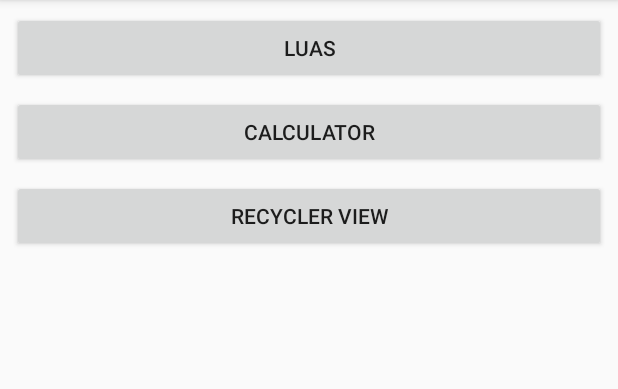
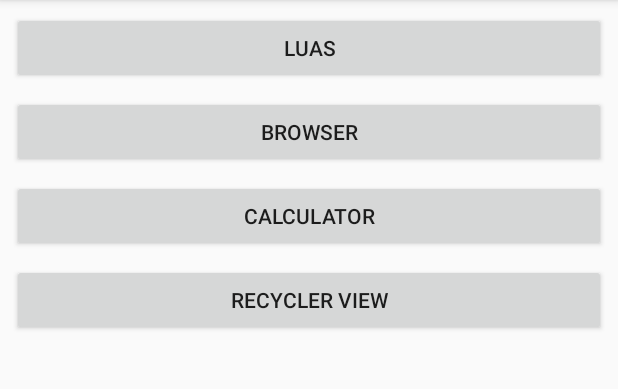
Before and after one commit to polinema-mobile/code-praktikum-04, an Android app: the screen it shows after launch (MainActivity), on a phone screen of 412 x 824 dp, the part 84-473 px from its top. Run offline under Robolectric (Android 15) with nearby library versions, the phone set to English and light mode, and no system bars.

Commit message:
browser intent

```diff
--- a/app/src/main/AndroidManifest.xml
+++ b/app/src/main/AndroidManifest.xml
@@ -16,7 +16,8 @@
                 <category android:name="android.intent.category.LAUNCHER" />
             </intent-filter>
         </activity>
-        <activity android:name=".LuasActivity"></activity>
+        <activity android:name=".LuasActivity" />
+        <activity android:name=".BrowserActivity"></activity>
     </application>
 
 </manifest>
--- a/app/src/main/java/com/recyclerview/putraprima/myapplication/MainActivity.java
+++ b/app/src/main/java/com/recyclerview/putraprima/myapplication/MainActivity.java
@@ -7,7 +7,7 @@ import android.view.View;
 import android.widget.Button;
 
 public class MainActivity extends AppCompatActivity {
-    private Button btnLuas,btnCalculator,btnRecycler;
+    private Button btnLuas,btnCalculator,btnRecycler,btnBrowser;
 
     @Override
     protected void onCreate(Bundle savedInstanceState) {
@@ -17,6 +17,7 @@ public class MainActivity extends AppCompatActivity {
         btnLuas = findViewById(R.id.btnLuas);
         btnCalculator = findViewById(R.id.btnCalculator);
         btnRecycler = findViewById(R.id.btnRecycler);
+        btnBrowser = findViewById(R.id.btnBrowser);
 
         btnLuas.setOnClickListener(new View.OnClickListener() {
             @Override
@@ -26,6 +27,13 @@ public class MainActivity extends AppCompatActivity {
             }
         });
 
+        btnBrowser.setOnClickListener(new View.OnClickListener() {
+            @Override
+            public void onClick(View v) {
+                Intent i = new Intent(getApplicationContext(),BrowserActivity.class);
+                startActivity(i);
+            }
+        });
 
     }
 }
--- a/app/src/main/res/layout/activity_main.xml
+++ b/app/src/main/res/layout/activity_main.xml
@@ -31,8 +31,9 @@
         android:layout_marginRight="8dp"
         android:text="Calculator"
         app:layout_constraintEnd_toEndOf="parent"
+        app:layout_constraintHorizontal_bias="0.0"
         app:layout_constraintStart_toStartOf="parent"
-        app:layout_constraintTop_toBottomOf="@+id/btnLuas" />
+        app:layout_constraintTop_toBottomOf="@+id/btnBrowser" />
 
     <Button
         android:id="@+id/btnRecycler"
@@ -45,6 +46,22 @@
         android:layout_marginRight="8dp"
         android:text="Recycler View"
         app:layout_constraintEnd_toEndOf="parent"
+        app:layout_constraintHorizontal_bias="0.0"
         app:layout_constraintStart_toStartOf="parent"
         app:layout_constraintTop_toBottomOf="@+id/btnCalculator" />
+
+    <Button
+        android:id="@+id/btnBrowser"
+        android:layout_width="0dp"
+        android:layout_height="wrap_content"
+        android:layout_marginStart="8dp"
+        android:layout_marginLeft="8dp"
+        android:layout_marginTop="8dp"
+        android:layout_marginEnd="8dp"
+        android:layout_marginRight="8dp"
+        android:text="Browser"
+        app:layout_constraintEnd_toEndOf="parent"
+        app:layout_constraintHorizontal_bias="0.0"
+        app:layout_constraintStart_toStartOf="parent"
+        app:layout_constraintTop_toBottomOf="@+id/btnLuas" />
 </android.support.constraint.ConstraintLayout>
```
Also changed, not shown: app/src/main/java/com/recyclerview/putraprima/myapplication/BrowserActivity.java (added, +31 -0 lines), app/src/main/res/layout/activity_browser.xml (added, +38 -0 lines).
